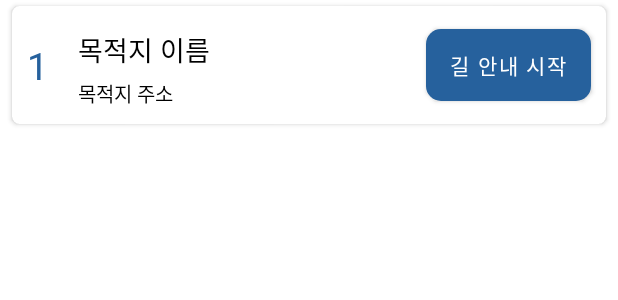
After one commit to yamiblack/Polaris_Android, an Android app: the layout item_favorite.xml on its own in the app's theme, with its tools: preview values and no code run, on a phone screen of 412 x 824 dp. The commit adds this screen. Shown: the top 300 px of the screen. Run offline under Robolectric (Android 15) with nearby library versions, the phone set to English and light mode, and no system bars.

Commit message:
working on FavoriteFragment

```diff
--- a/app/src/main/AndroidManifest.xml
+++ b/app/src/main/AndroidManifest.xml
@@ -16,7 +16,7 @@
     <application
         android:allowBackup="true"
         android:icon="@mipmap/ic_launcher"
-        android:label="북극성"
+        android:label="Polaris"
         android:roundIcon="@mipmap/ic_launcher_round"
         android:supportsRtl="true"
         android:theme="@style/Theme.Polaris">
--- a/app/src/main/res/layout/activity_main.xml
+++ b/app/src/main/res/layout/activity_main.xml
@@ -15,6 +15,8 @@
         app:layout_constraintBottom_toBottomOf="parent"
         app:layout_constraintLeft_toLeftOf="parent"
         app:layout_constraintRight_toRightOf="parent"
+        android:paddingRight="20dp"
+        android:paddingLeft="20dp"
         app:menu="@menu/bottom_nav_menu" />
 
     <fragment
--- /dev/null
+++ b/app/src/main/res/layout/item_favorite.xml
@@ -0,0 +1,89 @@
+<?xml version="1.0" encoding="utf-8"?>
+<androidx.cardview.widget.CardView xmlns:android="http://schemas.android.com/apk/res/android"
+    xmlns:app="http://schemas.android.com/apk/res-auto"
+    xmlns:tools="http://schemas.android.com/tools"
+    android:layout_width="match_parent"
+    android:layout_height="wrap_content"
+    android:layout_marginStart="8dp"
+    android:layout_marginTop="4dp"
+    android:layout_marginEnd="8dp"
+    android:layout_marginBottom="4dp"
+    app:cardCornerRadius="5dp">
+
+    <LinearLayout
+        android:layout_width="match_parent"
+        android:layout_height="wrap_content"
+        android:orientation="horizontal"
+        android:paddingTop="10dp"
+        android:paddingBottom="10dp">
+
+        <TextView
+            android:id="@+id/tv_favorite_number"
+            android:layout_width="wrap_content"
+            android:layout_height="wrap_content"
+            android:layout_gravity="center"
+            android:layout_marginStart="10dp"
+            android:layout_marginEnd="10dp"
+            android:fontFamily="@font/nanumsquarebold"
+            android:text="1"
+            android:textColor="@color/colorPrimary"
+            android:textSize="25sp" />
+
+        <LinearLayout
+            android:layout_width="wrap_content"
+            android:layout_height="wrap_content"
+            android:orientation="vertical">
+
+            <TextView
+                android:id="@+id/tv_favorite_name"
+                android:layout_width="200dp"
+                android:layout_height="wrap_content"
+                android:layout_marginLeft="10dp"
+                android:layout_marginTop="5dp"
+                android:ellipsize="marquee"
+                android:focusable="true"
+                android:focusableInTouchMode="true"
+                android:fontFamily="@font/nanumsquarebold"
+                android:marqueeRepeatLimit="marquee_forever"
+                android:singleLine="true"
+                android:text="목적지 이름"
+                android:textColor="@color/black"
+                android:textSize="18sp" />
+
+            <TextView
+                android:id="@+id/tv_favorite_address"
+                android:layout_width="200dp"
+                android:layout_height="wrap_content"
+                android:layout_marginLeft="10dp"
+                android:layout_marginTop="5dp"
+                android:ellipsize="marquee"
+                android:focusable="true"
+                android:focusableInTouchMode="true"
+                android:fontFamily="@font/nanumsquarebold"
+                android:marqueeRepeatLimit="marquee_forever"
+                android:singleLine="true"
+                android:text="목적지 주소 "
+                android:textColor="@color/black"
+                android:textSize="13sp" />
+
+        </LinearLayout>
+
+        <View
+            android:layout_width="0dp"
+            android:layout_height="0dp"
+            android:layout_weight="1" />
+
+        <Button
+            android:id="@+id/btn_favorite_start"
+            android:layout_width="wrap_content"
+            android:layout_height="wrap_content"
+            android:layout_gravity="center"
+            android:layout_marginRight="10dp"
+            android:background="@drawable/button_blue_small_rounded"
+            android:fontFamily="@font/nanumsquarebold"
+            android:text="길 안내 시작" />
+
+    </LinearLayout>
+
+
+</androidx.cardview.widget.CardView>
```
Also changed, not shown: app/src/main/java/com/bigdipper/android/polaris/adapter/FavoriteRecyclerViewAdapter.java (added, +74 -0 lines), app/src/main/java/com/bigdipper/android/polaris/entity/Favorite.java (+9 -0 lines), app/src/main/java/com/bigdipper/android/polaris/ui/NavigationActivity.java (+12 -11 lines), app/src/main/java/com/bigdipper/android/polaris/ui/favorite/FavoriteFragment.java (+69 -0 lines), app/src/main/java/com/bigdipper/android/polaris/ui/nearby/NearbyFragment.java (+16 -14 lines), app/src/main/res/layout/fragment_favorite.xml (+11 -13 lines), app/src/main/res/layout/fragment_nearby.xml (+13 -2 lines).
